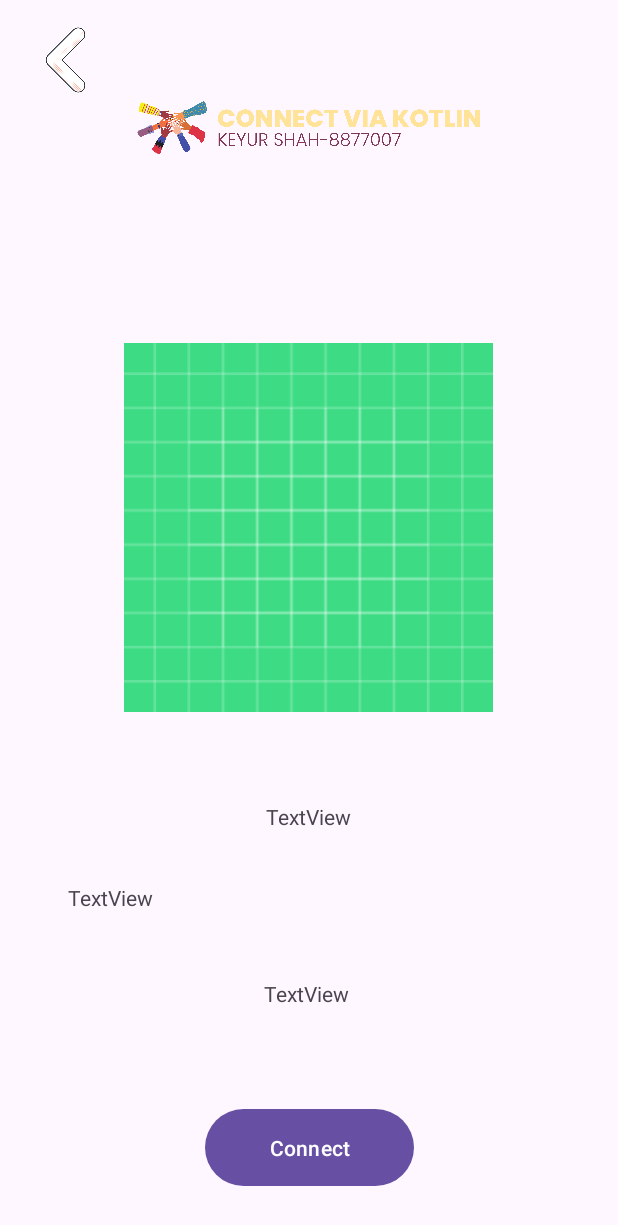
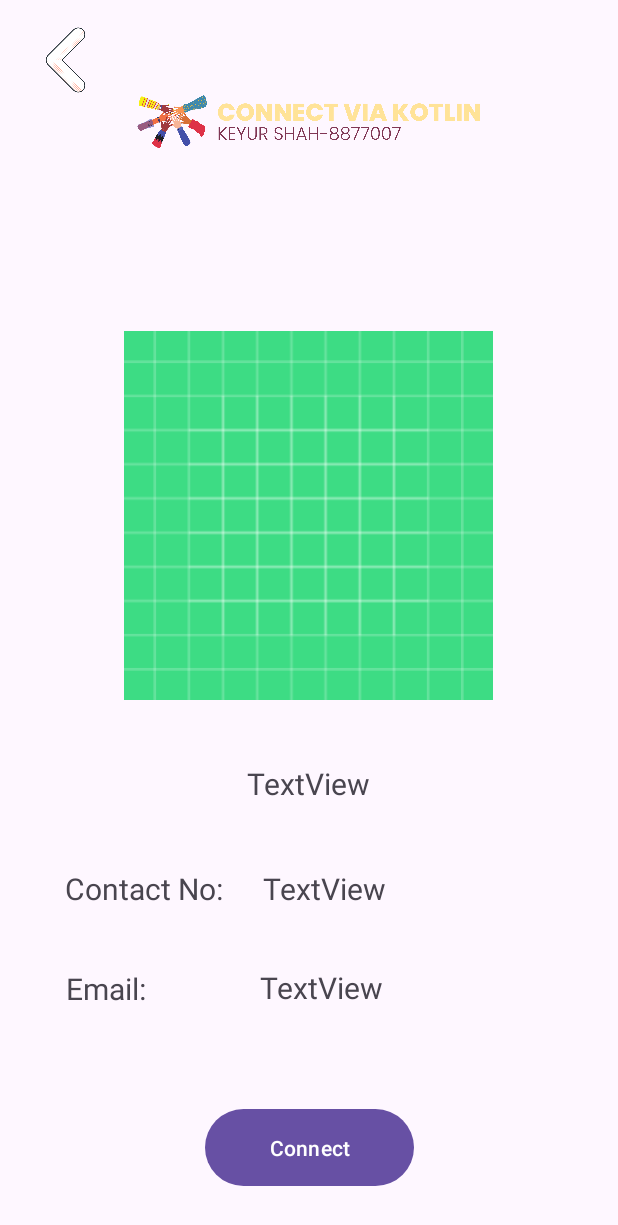
Before and after one commit to keyurshah007/Project1_Firebase-Recruiting-Application, an Android app: the layout activity_detail.xml on its own in the app's theme, with its tools: preview values and no code run, on a phone screen of 412 x 824 dp. Shown: the top 1225 px of the screen. Run offline under Robolectric (Android 15) with nearby library versions, the phone set to English and light mode, and no system bars; Roboto replaces fonts that are not available here.

Commit message:
Adding Back functionality and doing Final UI

```diff
--- a/app/src/main/res/layout/activity_candidate.xml
+++ b/app/src/main/res/layout/activity_candidate.xml
@@ -13,12 +13,12 @@
         android:layout_height="57dp"
         android:layout_marginTop="7dp"
         app:layout_constraintEnd_toEndOf="parent"
-        app:layout_constraintStart_toEndOf="@+id/back1"
+        app:layout_constraintStart_toEndOf="@+id/backCandidate"
         app:layout_constraintTop_toTopOf="parent"
         app:srcCompat="@drawable/logohori" />
 
     <ImageView
-        android:id="@+id/back1"
+        android:id="@+id/backCandidate"
         android:layout_width="37dp"
         android:layout_height="32dp"
         android:layout_marginStart="5dp"
--- a/app/src/main/res/layout/activity_detail.xml
+++ b/app/src/main/res/layout/activity_detail.xml
@@ -19,7 +19,7 @@
         app:srcCompat="@drawable/logohori" />
 
     <ImageView
-        android:id="@+id/imageView3"
+        android:id="@+id/backDetail"
         android:layout_width="55dp"
         android:layout_height="48dp"
         android:layout_marginStart="16dp"
@@ -49,9 +49,10 @@
         android:layout_width="wrap_content"
         android:layout_height="wrap_content"
         android:layout_marginStart="176dp"
-        android:layout_marginTop="50dp"
+        android:layout_marginTop="32dp"
         android:layout_marginEnd="177dp"
         android:text="TextView"
+        android:textSize="20sp"
         app:layout_constraintEnd_toEndOf="parent"
         app:layout_constraintStart_toStartOf="parent"
         app:layout_constraintTop_toBottomOf="@+id/detailImage" />
@@ -60,14 +61,16 @@
         android:id="@+id/textViewNo"
         android:layout_width="wrap_content"
         android:layout_height="wrap_content"
-        android:layout_marginStart="43dp"
-        android:layout_marginTop="104dp"
-        android:layout_marginEnd="310dp"
+        android:layout_marginStart="26dp"
+        android:layout_marginTop="43dp"
+        android:layout_marginEnd="154dp"
+        android:layout_marginBottom="39dp"
         android:text="TextView"
+        android:textSize="20sp"
+        app:layout_constraintBottom_toTopOf="@+id/textViewEmail"
         app:layout_constraintEnd_toEndOf="parent"
-        app:layout_constraintHorizontal_bias="1.0"
-        app:layout_constraintStart_toStartOf="parent"
-        app:layout_constraintTop_toBottomOf="@+id/detailImage" />
+        app:layout_constraintStart_toEndOf="@+id/textView"
+        app:layout_constraintTop_toBottomOf="@+id/textViewName" />
 
     <Button
         android:id="@+id/btnDetail"
@@ -85,10 +88,39 @@
         android:id="@+id/textViewEmail"
         android:layout_width="wrap_content"
         android:layout_height="wrap_content"
-        android:layout_marginStart="39dp"
+        android:layout_marginStart="36dp"
+        android:layout_marginEnd="156dp"
         android:layout_marginBottom="152dp"
         android:text="TextView"
+        android:textSize="20sp"
         app:layout_constraintBottom_toBottomOf="parent"
+        app:layout_constraintEnd_toEndOf="parent"
         app:layout_constraintStart_toStartOf="@+id/btnDetail"
         app:layout_constraintTop_toBottomOf="@+id/imageView2" />
+
+    <TextView
+        android:id="@+id/textView"
+        android:layout_width="wrap_content"
+        android:layout_height="wrap_content"
+        android:layout_marginStart="43dp"
+        android:layout_marginTop="102dp"
+        android:layout_marginBottom="39dp"
+        android:text="Contact No:"
+        android:textSize="20sp"
+        app:layout_constraintBottom_toTopOf="@+id/textView2"
+        app:layout_constraintStart_toStartOf="parent"
+        app:layout_constraintTop_toBottomOf="@+id/detailImage" />
+
+    <TextView
+        android:id="@+id/textView2"
+        android:layout_width="wrap_content"
+        android:layout_height="wrap_content"
+        android:layout_marginStart="43dp"
+        android:layout_marginTop="39dp"
+        android:layout_marginEnd="75dp"
+        android:text="Email:"
+        android:textSize="20sp"
+        app:layout_constraintEnd_toStartOf="@+id/textViewEmail"
+        app:layout_constraintStart_toStartOf="parent"
+        app:layout_constraintTop_toBottomOf="@+id/textView" />
 </androidx.constraintlayout.widget.ConstraintLayout>
```
Also changed, not shown: app/src/main/java/com/example/project_part1/CandidateActivity.kt (+9 -0 lines), app/src/main/java/com/example/project_part1/DetailActivity.kt (+18 -12 lines), app/src/main/res/layout/activity_main.xml (+25 -15 lines).
